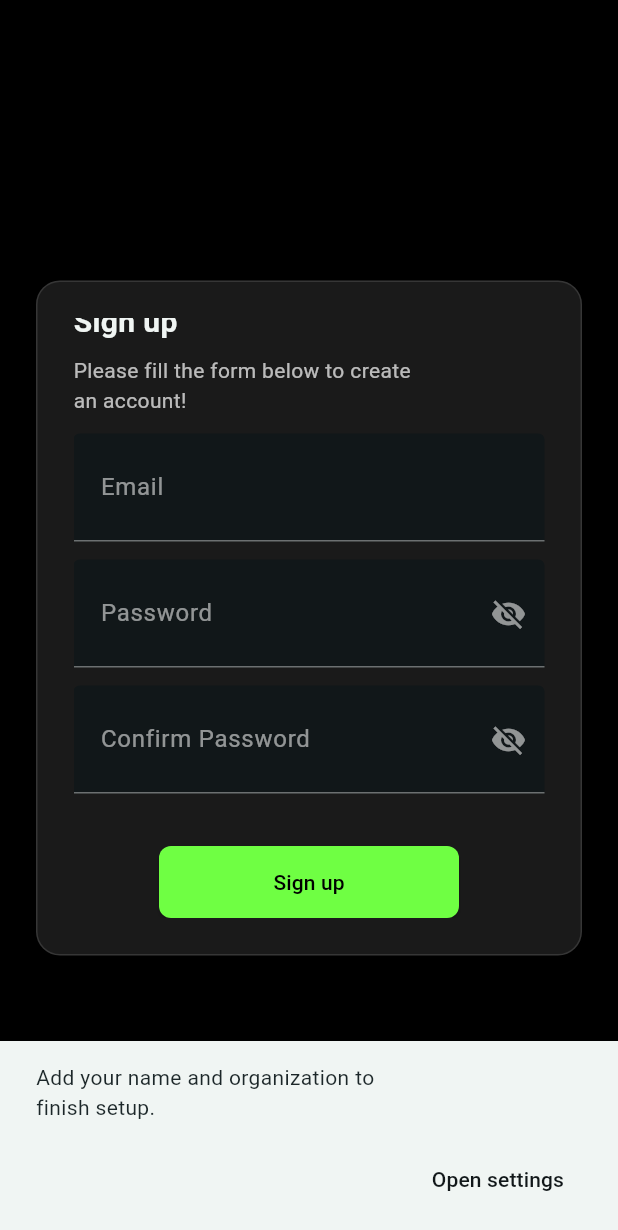
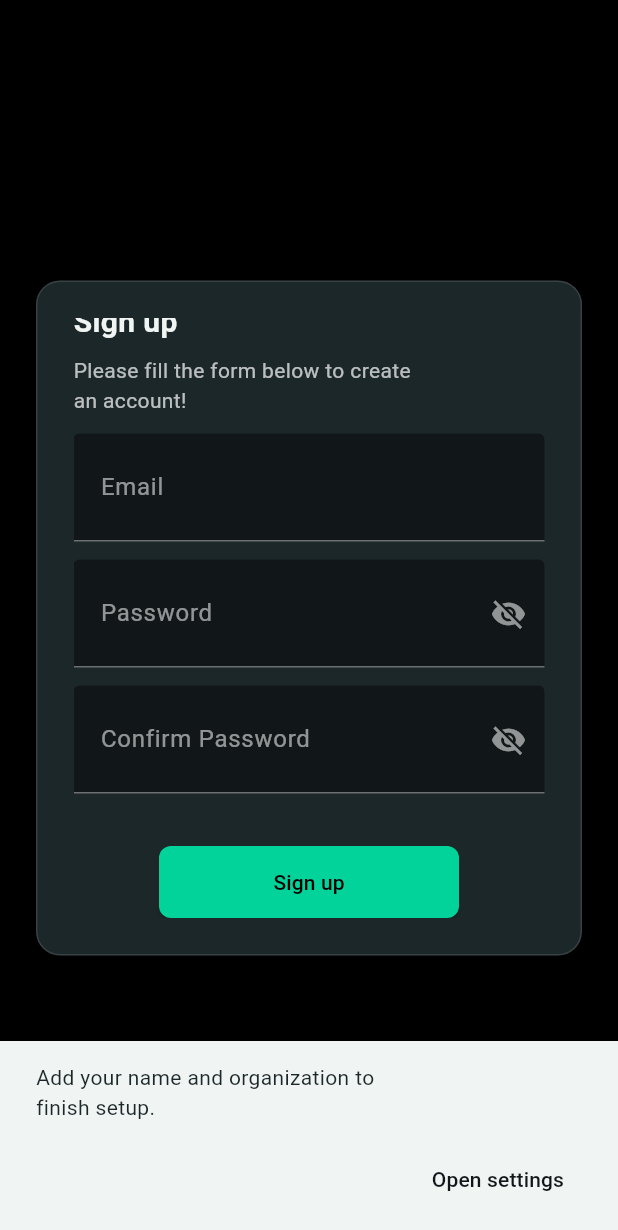
Before and after one commit to Technix19/repo_easybooks, a Flutter app: the SignUpPage screen opened directly, scrolled down 76 dp, on a phone screen of 412 x 824 dp. Shown: the top 1230 px of the screen. Run offline on Flutter 3.47's test engine with Material 3 defaults, Android fonts, the phone set to English and light mode, and no system bars; our stand-ins replace csv, fl_chart, lottie, supabase_flutter; missing offline and left inert: dart:html, file_saver; accounts and stored records are empty; network calls fail.

Commit message:
Make authentication screens match EasyBooks brand tokens

```diff
--- a/repo_easybooks/lib/signup_page.dart
+++ b/repo_easybooks/lib/signup_page.dart
@@ -1,3 +1,4 @@
+import 'package:repo_easybooks/theme/easybooks_theme.dart';
 import 'package:flutter/material.dart';
 import 'package:repo_easybooks/auth/auth_service.dart';
 
@@ -90,7 +91,7 @@ class _SignUpPageState extends State<SignUpPage> {
           margin: EdgeInsets.symmetric(horizontal: 24),
           padding: EdgeInsets.all(24),
           decoration: BoxDecoration(
-            color: Color(0xFF1A1A1A),
+            color: EasyBooksTheme.surface,
             borderRadius: BorderRadius.circular(16),
             border: Border.all(color: Colors.white12),
           ),
@@ -164,7 +165,7 @@ class _SignUpPageState extends State<SignUpPage> {
                 SizedBox(height: 35),
                 ElevatedButton(
                   style: ElevatedButton.styleFrom(
-                    backgroundColor: Color(0xFF6FFF43),
+                    backgroundColor: EasyBooksTheme.accent,
                     foregroundColor: Colors.black,
                     minimumSize: Size(200, 48),
                     shape: RoundedRectangleBorder(
@@ -198,7 +199,7 @@ class _SignUpPageState extends State<SignUpPage> {
           borderSide: BorderSide(color: Colors.white38),
         ),
         focusedBorder: UnderlineInputBorder(
-          borderSide: BorderSide(color: Color(0xFF6FFF43)),
+          borderSide: BorderSide(color: EasyBooksTheme.accent),
         ),
       ),
     );
@@ -228,7 +229,7 @@ class _SignUpPageState extends State<SignUpPage> {
           borderSide: BorderSide(color: Colors.white38),
         ),
         focusedBorder: UnderlineInputBorder(
-          borderSide: BorderSide(color: Color(0xFF6FFF43)),
+          borderSide: BorderSide(color: EasyBooksTheme.accent),
         ),
       ),
     );
```
